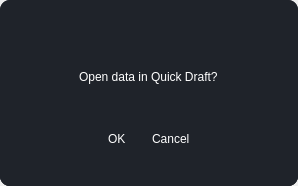
elian-olbz/mlbb-drafting-and-simulation-tools, file ui/dialogs/open_quick_draft.ui: the form before one commit.
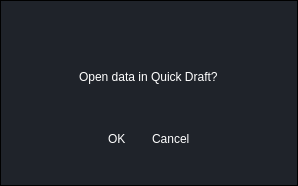
The form after the commit. Icons and pictures are not drawn.

What changed in the file:
```diff
--- a/ui/dialogs/open_quick_draft.ui
+++ b/ui/dialogs/open_quick_draft.ui
@@ -33,7 +33,8 @@
     <widget class="QFrame" name="drop_shadow">
      <property name="styleSheet">
       <string notr="true">background-color: qlineargradient(spread:pad, x1:0, y1:0, x2:1, y2:1, stop:0 rgba(35, 39, 46, 1), stop:0.521368 rgba(31, 35, 42, 1));
-border-radius: 10px;</string>
+
+</string>
      </property>
      <property name="frameShape">
       <enum>QFrame::StyledPanel</enum>
```
